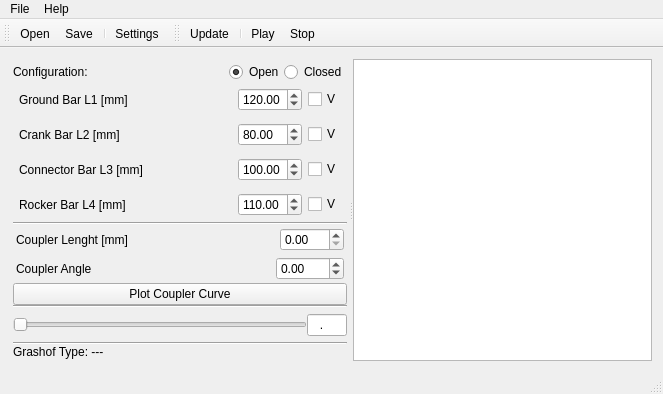
Old version of the form mainwindow.ui in the repository stivio00/FourBarVis.
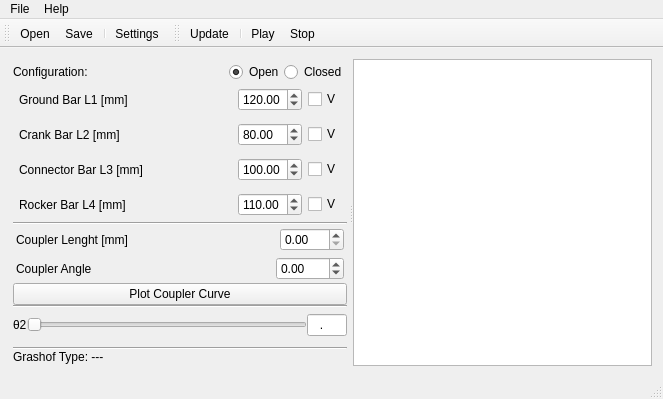
New version of the form. Icons and pictures are not drawn.

```diff
--- a/mainwindow.ui
+++ b/mainwindow.ui
@@ -7,7 +7,7 @@
     <x>0</x>
     <y>0</y>
     <width>663</width>
-    <height>384</height>
+    <height>399</height>
    </rect>
   </property>
   <property name="windowTitle">
@@ -477,6 +477,13 @@
            <property name="bottomMargin">
             <number>6</number>
            </property>
+           <item>
+            <widget class="QLabel" name="label_9">
+             <property name="text">
+              <string>θ2</string>
+             </property>
+            </widget>
+           </item>
            <item>
             <widget class="QSlider" name="horizontalSlider">
              <property name="minimumSize">
```
